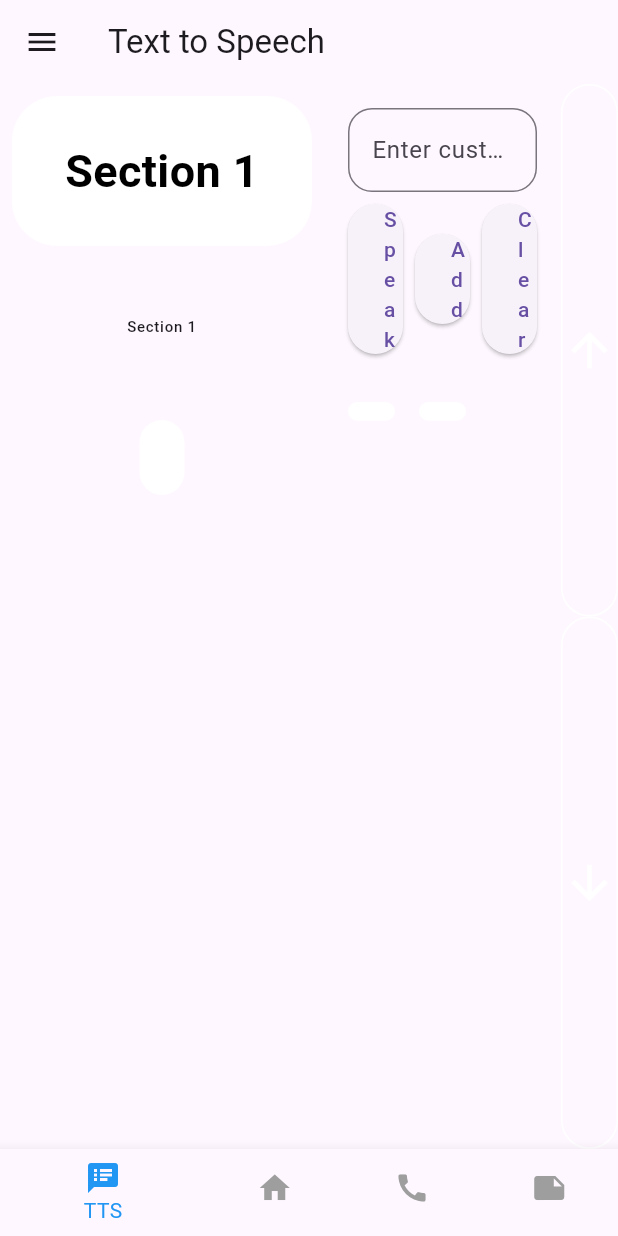
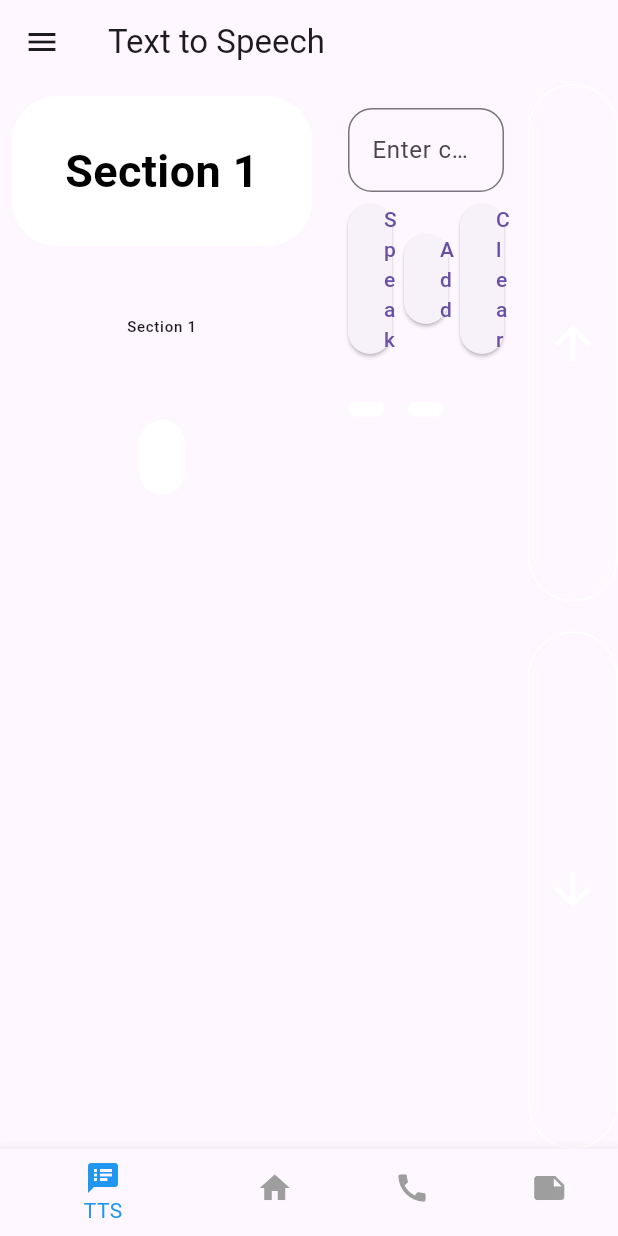
Before and after one commit to ZafarFaraz/Axcess, a Flutter app: the screen it shows after launch, on a phone screen of 412 x 824 dp. Run offline on Flutter 3.47's test engine with Material 3 defaults, Android fonts, the phone set to English and light mode, and no system bars; our stand-ins replace contacts_service, flutter_tts.

Commit message:
refactoring scroll bar

```diff
--- a/lib/components/base_widgets.dart
+++ b/lib/components/base_widgets/scroll_bar.dart
@@ -46,6 +46,7 @@ class scrollBar extends StatelessWidget {
           child: GestureDetector(
             onTap: _scrollUp,
             child: Container(
+              width: 60,
               decoration: BoxDecoration(
                   border: Border.all(color: Colors.white),
                   borderRadius: BorderRadius.circular(30)),
@@ -55,10 +56,14 @@ class scrollBar extends StatelessWidget {
             ),
           ),
         ),
+        SizedBox(
+          height: 20,
+        ),
         Expanded(
           child: GestureDetector(
             onTap: _scrollDown,
             child: Container(
+              width: 60,
               decoration: BoxDecoration(
                   border: Border.all(color: Colors.white),
                   borderRadius: BorderRadius.circular(30)),
--- a/lib/pages/communication/communication_contact.dart
+++ b/lib/pages/communication/communication_contact.dart
@@ -1,4 +1,4 @@
-import 'package:axcess/components/base_widgets.dart';
+import 'package:axcess/components/base_widgets/scroll_bar.dart';
 import 'package:flutter/material.dart';
 import 'package:contacts_service/contacts_service.dart';
 import 'package:url_launcher/url_launcher.dart';
--- a/lib/pages/tts/tts_page.dart
+++ b/lib/pages/tts/tts_page.dart
@@ -1,6 +1,6 @@
 import 'dart:convert';
 import 'dart:io';
-import 'package:axcess/components/base_widgets.dart';
+import 'package:axcess/components/base_widgets/scroll_bar.dart';
 import 'package:flutter/material.dart';
 import 'package:flutter/services.dart' show rootBundle;
 import 'package:flutter_tts/flutter_tts.dart';
```
